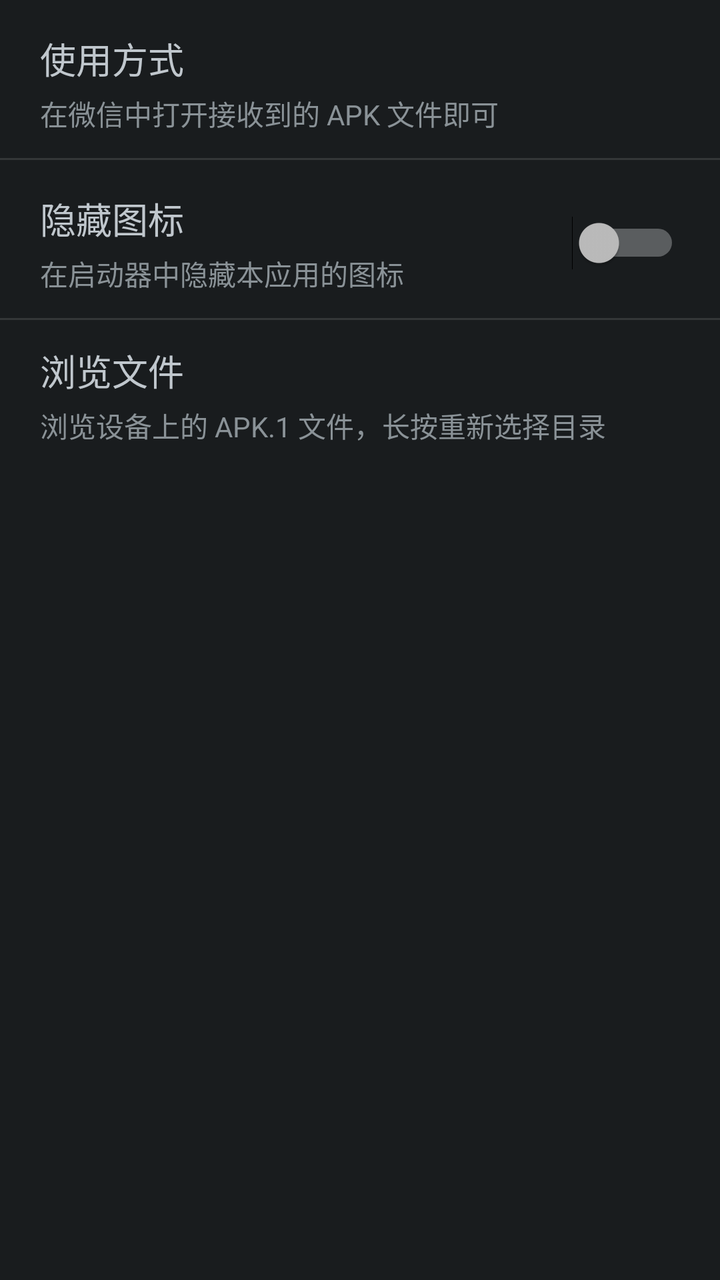
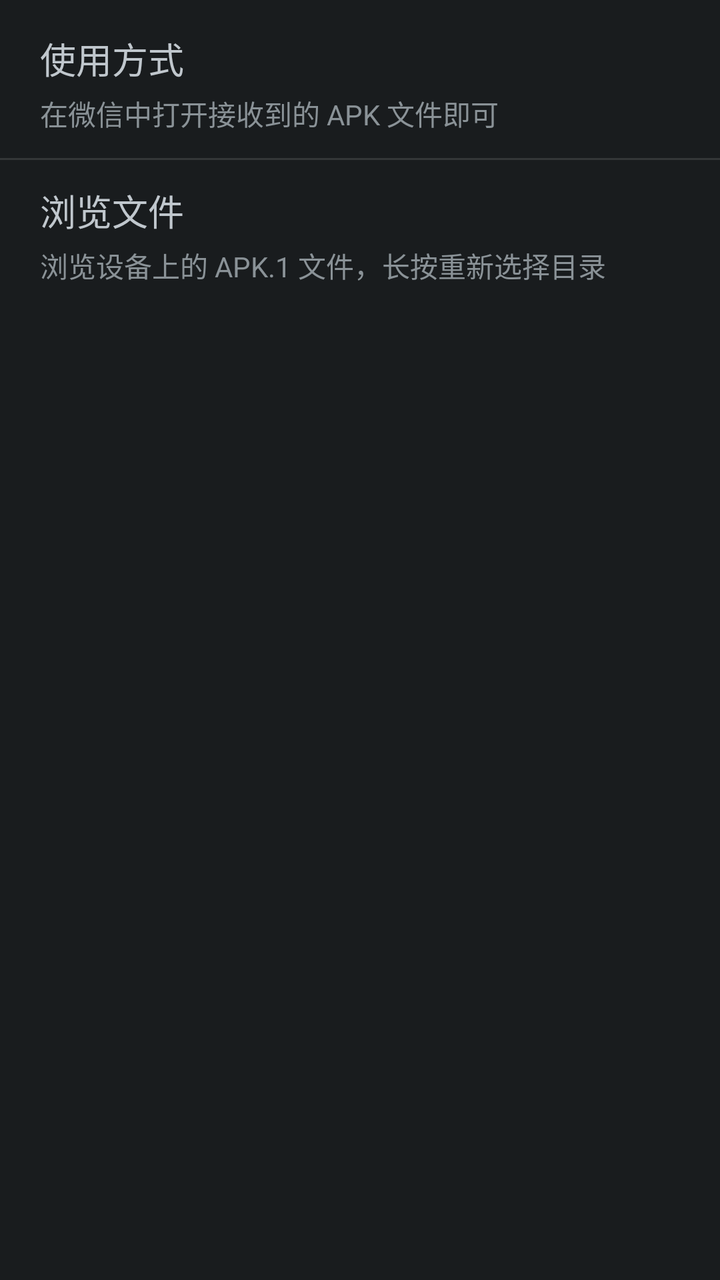

Two renders of the same Android screen: before a commit and after it. Below are the layout's source before the change and the commit's diff.
<!-- AndroidManifest.xml: application theme AppTheme -->
<!-- res/layout/activity_main.xml -->
<?xml version="1.0" encoding="utf-8"?>
<LinearLayout xmlns:android="http://schemas.android.com/apk/res/android"
    xmlns:tools="http://schemas.android.com/tools"
    android:layout_width="match_parent"
    android:layout_height="match_parent"
    android:orientation="vertical"
    android:paddingTop="@dimen/padding_vertical"
    android:paddingBottom="@dimen/padding_vertical"
    tools:context="com.twiceyuan.wxapk.MainActivity">

    <TextView
        style="@android:style/TextAppearance.DeviceDefault.Medium"
        android:layout_width="match_parent"
        android:layout_height="wrap_content"
        android:paddingLeft="@dimen/padding_horizontal"
        android:paddingRight="@dimen/padding_horizontal"
        android:text="@string/usage_title" />

    <Space
        android:layout_width="match_parent"
        android:layout_height="4dp" />

    <TextView
        style="@android:style/TextAppearance.DeviceDefault.Small"
        android:layout_width="match_parent"
        android:layout_height="wrap_content"
        android:paddingLeft="@dimen/padding_horizontal"
        android:paddingRight="@dimen/padding_horizontal"
        android:text="@string/usage_desc" />

    <View
        android:layout_width="match_parent"
        android:layout_height="1dp"
        android:layout_marginTop="12dp"
        android:layout_marginBottom="12dp"
        android:background="?android:attr/dividerVertical" />

    <Space
        android:layout_width="match_parent"
        android:layout_height="4dp" />

    <FrameLayout
        android:id="@+id/layout_hide_icon"
        android:layout_width="match_parent"
        android:layout_height="wrap_content">

        <LinearLayout
            android:layout_width="wrap_content"
            android:layout_height="wrap_content"
            android:orientation="vertical">

            <TextView
                style="@android:style/TextAppearance.DeviceDefault.Medium"
                android:layout_width="match_parent"
                android:layout_height="wrap_content"
                android:paddingLeft="@dimen/padding_horizontal"
                android:paddingRight="@dimen/padding_horizontal"
                android:text="@string/hide_icon_title" />

            <Space
                android:layout_width="match_parent"
                android:layout_height="4dp" />

            <TextView
                style="@android:style/TextAppearance.DeviceDefault.Small"
                android:layout_width="match_parent"
                android:layout_height="wrap_content"
                android:paddingLeft="@dimen/padding_horizontal"
                android:paddingRight="@dimen/padding_horizontal"
                android:text="@string/hide_icon_desc" />

        </LinearLayout>

        <Switch
            android:id="@+id/switch_hide_icon"
            android:layout_width="wrap_content"
            android:layout_height="wrap_content"
            android:layout_gravity="end|center_vertical"
            android:paddingLeft="@dimen/padding_horizontal"
            android:paddingRight="@dimen/padding_horizontal" />

    </FrameLayout>

    <View
        android:layout_width="match_parent"
        android:layout_height="1dp"
        android:layout_marginTop="12dp"
        android:layout_marginBottom="12dp"
        android:background="?android:attr/dividerVertical" />

    <LinearLayout
        android:id="@+id/layout_file_browser"
        android:layout_width="match_parent"
        android:layout_height="wrap_content"
        android:orientation="vertical">

        <TextView
            style="@android:style/TextAppearance.DeviceDefault.Medium"
            android:layout_width="match_parent"
            android:layout_height="wrap_content"
            android:paddingLeft="@dimen/padding_horizontal"
            android:paddingRight="@dimen/padding_horizontal"
            android:text="@string/file_browser" />

        <Space
            android:layout_width="match_parent"
            android:layout_height="4dp" />

        <TextView
            style="@android:style/TextAppearance.DeviceDefault.Small"
            android:layout_width="match_parent"
            android:layout_height="wrap_content"
            android:paddingLeft="@dimen/padding_horizontal"
            android:paddingRight="@dimen/padding_horizontal"
            android:text="@string/file_browser_desc" />

    </LinearLayout>

</LinearLayout>
<!-- resources referenced by this layout -->
<resources>
  <dimen name="padding_horizontal">20dp</dimen>
  <dimen name="padding_vertical">16dp</dimen>
  <string name="file_browser">浏览文件</string>
  <string name="file_browser_desc">浏览设备上的 APK.1 文件，长按重新选择目录</string>
  <string name="hide_icon_desc">在启动器中隐藏本应用的图标</string>
  <string name="hide_icon_title">隐藏图标</string>
  <string name="usage_desc">在微信中打开接收到的 APK 文件即可</string>
  <string name="usage_title">使用方式</string>
  <style name="AppTheme" parent="android:Theme.DeviceDefault">
      </style>
</resources>

<!-- the commit's change to res/layout/activity_main.xml (unified diff, before → after) -->
@@ -3,15 +3,15 @@
     xmlns:tools="http://schemas.android.com/tools"
     android:layout_width="match_parent"
     android:layout_height="match_parent"
+    android:fitsSystemWindows="true"
     android:orientation="vertical"
-    android:paddingTop="@dimen/padding_vertical"
-    android:paddingBottom="@dimen/padding_vertical"
-    tools:context="com.twiceyuan.wxapk.MainActivity">
+    tools:context=".MainActivity">
 
     <TextView
         style="@android:style/TextAppearance.DeviceDefault.Medium"
         android:layout_width="match_parent"
         android:layout_height="wrap_content"
+        android:paddingTop="@dimen/padding_vertical"
         android:paddingLeft="@dimen/padding_horizontal"
         android:paddingRight="@dimen/padding_horizontal"
         android:text="@string/usage_title" />
@@ -27,59 +27,6 @@
         android:paddingLeft="@dimen/padding_horizontal"
         android:paddingRight="@dimen/padding_horizontal"
         android:text="@string/usage_desc" />
-
-    <View
-        android:layout_width="match_parent"
-        android:layout_height="1dp"
-        android:layout_marginTop="12dp"
-        android:layout_marginBottom="12dp"
-        android:background="?android:attr/dividerVertical" />
-
-    <Space
-        android:layout_width="match_parent"
-        android:layout_height="4dp" />
-
-    <FrameLayout
-        android:id="@+id/layout_hide_icon"
-        android:layout_width="match_parent"
-        android:layout_height="wrap_content">
-
-        <LinearLayout
-            android:layout_width="wrap_content"
-            android:layout_height="wrap_content"
-            android:orientation="vertical">
-
-            <TextView
-                style="@android:style/TextAppearance.DeviceDefault.Medium"
-                android:layout_width="match_parent"
-                android:layout_height="wrap_content"
-                android:paddingLeft="@dimen/padding_horizontal"
-                android:paddingRight="@dimen/padding_horizontal"
-                android:text="@string/hide_icon_title" />
-
-            <Space
-                android:layout_width="match_parent"
-                android:layout_height="4dp" />
-
-            <TextView
-                style="@android:style/TextAppearance.DeviceDefault.Small"
-                android:layout_width="match_parent"
-                android:layout_height="wrap_content"
-                android:paddingLeft="@dimen/padding_horizontal"
-                android:paddingRight="@dimen/padding_horizontal"
-                android:text="@string/hide_icon_desc" />
-
-        </LinearLayout>
-
-        <Switch
-            android:id="@+id/switch_hide_icon"
-            android:layout_width="wrap_content"
-            android:layout_height="wrap_content"
-            android:layout_gravity="end|center_vertical"
-            android:paddingLeft="@dimen/padding_horizontal"
-            android:paddingRight="@dimen/padding_horizontal" />
-
-    </FrameLayout>
 
     <View
         android:layout_width="match_parent"
<!-- resource entries referenced after the edit -->
@@ -4,8 +4,6 @@
   <dimen name="padding_vertical">16dp</dimen>
   <string name="file_browser">浏览文件</string>
   <string name="file_browser_desc">浏览设备上的 APK.1 文件，长按重新选择目录</string>
-  <string name="hide_icon_desc">在启动器中隐藏本应用的图标</string>
-  <string name="hide_icon_title">隐藏图标</string>
   <string name="usage_desc">在微信中打开接收到的 APK 文件即可</string>
   <string name="usage_title">使用方式</string>
   <style name="AppTheme" parent="android:Theme.DeviceDefault">
